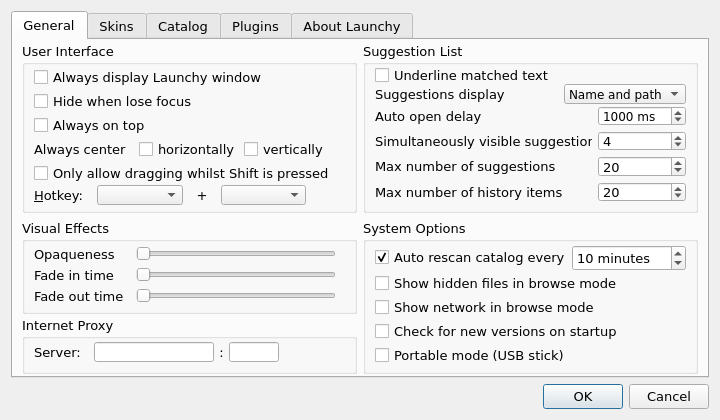
Old version of the form src/OptionDialog.ui in the repository samsonwang/LaunchyQt.
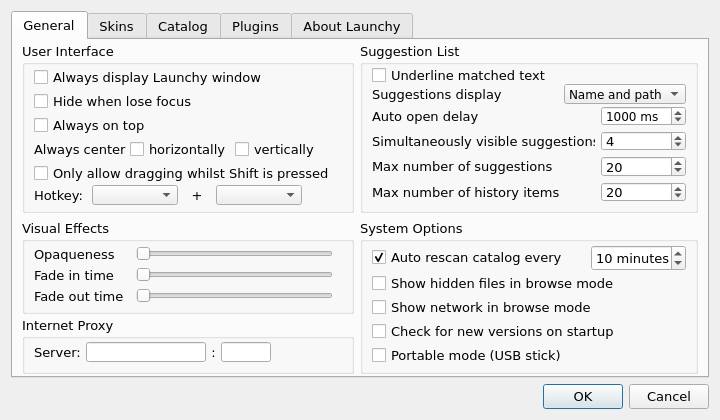
New version of the form. The open tabs and pages were chosen to show the change. Icons and pictures are not drawn. Custom widgets are drawn as their Qt base class.

Patch:
```diff
--- a/src/OptionDialog.ui
+++ b/src/OptionDialog.ui
@@ -152,6 +152,19 @@
               </property>
              </widget>
             </item>
+            <item>
+             <spacer name="horizontalSpacer_3">
+              <property name="orientation">
+               <enum>Qt::Horizontal</enum>
+              </property>
+              <property name="sizeHint" stdset="0">
+               <size>
+                <width>0</width>
+                <height>20</height>
+               </size>
+              </property>
+             </spacer>
+            </item>
            </layout>
           </item>
           <item>
@@ -169,7 +182,7 @@
             <item>
              <widget class="QLabel" name="label">
               <property name="text">
-               <string>&amp;Hotkey: </string>
+               <string>Hotkey:</string>
               </property>
               <property name="buddy">
                <cstring>genModifierBox</cstring>
@@ -431,6 +444,12 @@
                 <height>20</height>
                </size>
               </property>
+              <property name="maximumSize">
+               <size>
+                <width>85</width>
+                <height>16777215</height>
+               </size>
+              </property>
               <property name="font">
                <font>
                 <pointsize>9</pointsize>
@@ -742,7 +761,7 @@
               <item>
                <widget class="QLabel" name="label_24">
                 <property name="text">
-                 <string>Server:  </string>
+                 <string>Server:</string>
                 </property>
                 <property name="buddy">
                  <cstring>genProxyHostname</cstring>
@@ -856,20 +875,39 @@
               </property>
              </widget>
             </item>
+            <item>
+             <spacer name="horizontalSpacer_4">
+              <property name="orientation">
+               <enum>Qt::Horizontal</enum>
+              </property>
+              <property name="sizeHint" stdset="0">
+               <size>
+                <width>40</width>
+                <height>20</height>
+               </size>
+              </property>
+             </spacer>
+            </item>
             <item>
              <widget class="QSpinBox" name="genUpdateMinutes">
               <property name="sizePolicy">
-               <sizepolicy hsizetype="Expanding" vsizetype="Fixed">
+               <sizepolicy hsizetype="Minimum" vsizetype="Fixed">
                 <horstretch>0</horstretch>
                 <verstretch>0</verstretch>
                </sizepolicy>
               </property>
               <property name="minimumSize">
                <size>
-                <width>80</width>
+                <width>0</width>
                 <height>0</height>
                </size>
               </property>
+              <property name="maximumSize">
+               <size>
+                <width>95</width>
+                <height>16777215</height>
+               </size>
+              </property>
               <property name="accelerated">
                <bool>true</bool>
               </property>
```
Left out of the diff: 2 changed lines with no effect on the pictures.
